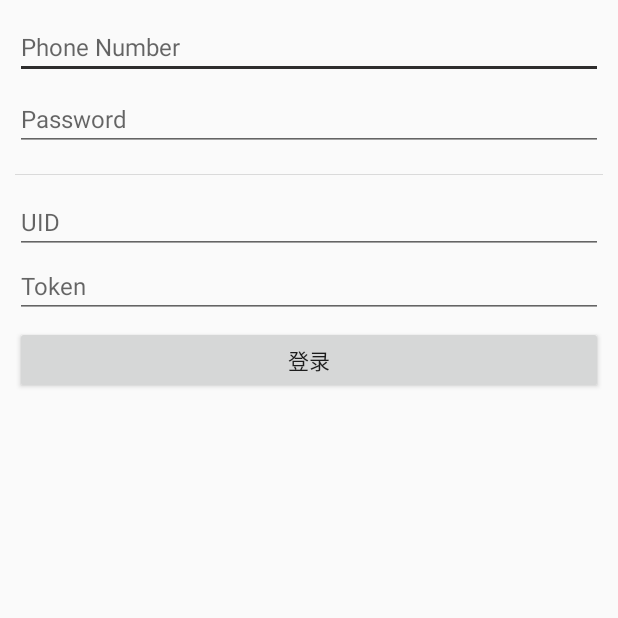
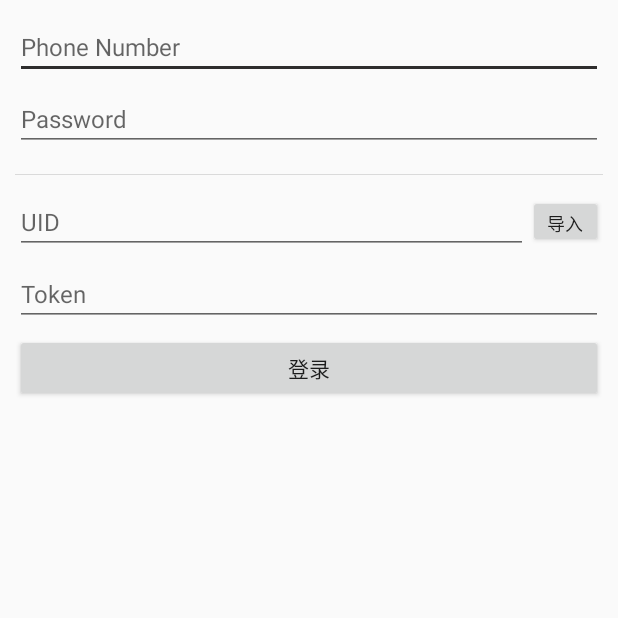
Before and after one commit to chaunceyyu/OkRedoo, an Android app: the UserLoginActivity screen opened directly, with no data from a screen before it, on a phone screen of 412 x 824 dp, the top half of it. Run offline under Robolectric (Android 15) with nearby library versions, the phone set to English and light mode, and no system bars; libraries missing offline, so code that uses them is left out: org.simple.eventbus.

Commit message:
no message

```diff
--- a/app/src/main/java/com/youzi/okredoo/UserLoginActivity.java
+++ b/app/src/main/java/com/youzi/okredoo/UserLoginActivity.java
@@ -1,5 +1,7 @@
 package com.youzi.okredoo;
 
+import android.content.ClipData;
+import android.content.ClipboardManager;
 import android.content.Context;
 import android.content.Intent;
 import android.os.Bundle;
@@ -43,6 +45,7 @@ public class UserLoginActivity extends BaseActivity {
 
     //    private Button mSavebBtn;
     private Button mGetTokenBtn;
+    private Button importBtn;
 
     @Override
     protected void onCreate(@Nullable Bundle savedInstanceState) {
@@ -91,6 +94,7 @@ public class UserLoginActivity extends BaseActivity {
 //        });
 
         mGetTokenBtn = (Button) findViewById(R.id.getTokenBtn);
+        importBtn = (Button) findViewById(R.id.importBtn);
 
         mGetTokenBtn.setOnClickListener(new View.OnClickListener() {
             @Override
@@ -160,6 +164,29 @@ public class UserLoginActivity extends BaseActivity {
             }
         });
 
+
+        importBtn.setOnClickListener(new View.OnClickListener() {
+            @Override
+            public void onClick(View view) {
+                //获取剪贴板管理器：
+                ClipboardManager cm = (ClipboardManager) getSystemService(Context.CLIPBOARD_SERVICE);
+                ClipData clipData = cm.getPrimaryClip();
+                if (clipData != null && clipData.getItemAt(0) != null) {
+                    String s = clipData.getItemAt(0).getText().toString();
+                    if (!TextUtils.isEmpty(s)) {
+                        String[] str = s.split(",");
+                        if (str.length == 2) {
+                            String uid = str[0];
+                            String token = str[1];
+
+                            uidEdit.setText(uid);
+                            mToken.setText(token);
+                        }
+                    }
+                }
+            }
+        });
+
 //        uid = getIntent().getStringExtra("uid");
 //        if (uid != null) {
 //            mUser = DBManager.getInstance().getUserById(uid);
--- a/app/src/main/res/layout/get_user_info_activity.xml
+++ b/app/src/main/res/layout/get_user_info_activity.xml
@@ -38,13 +38,27 @@
           android:layout_marginTop="10dp"
           android:background="@color/split_color"/>
 
+    <LinearLayout android:layout_width="match_parent"
+                  android:layout_height="wrap_content"
+                  android:layout_marginBottom="5dp"
+                  android:orientation="horizontal">
+
         <EditText android:id="@+id/uid"
                   android:layout_width="match_parent"
                   android:layout_height="wrap_content"
                   android:layout_alignParentLeft="true"
                   android:layout_centerVertical="true"
+                  android:layout_weight="1"
                   android:hint="UID"
                   android:textSize="16dp"/>
+
+        <Button android:id="@+id/importBtn"
+                android:layout_width="50dp"
+                android:layout_height="35dp"
+                android:text="导入"
+                android:textSize="12dp"/>
+    </LinearLayout>
+
 
     <EditText android:id="@+id/token"
               android:layout_width="match_parent"
```
Lines whose indentation alone changed are shown as unchanged.
